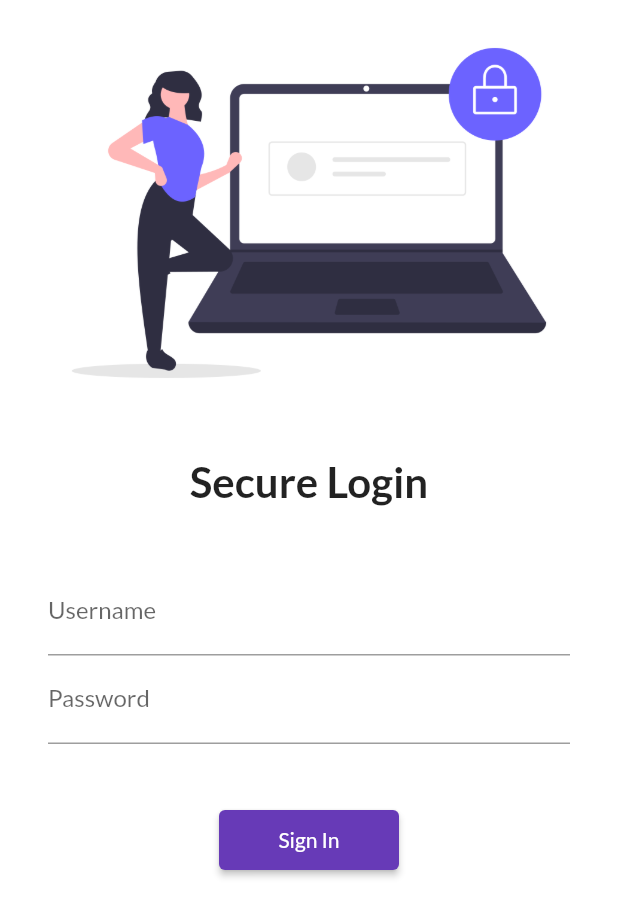
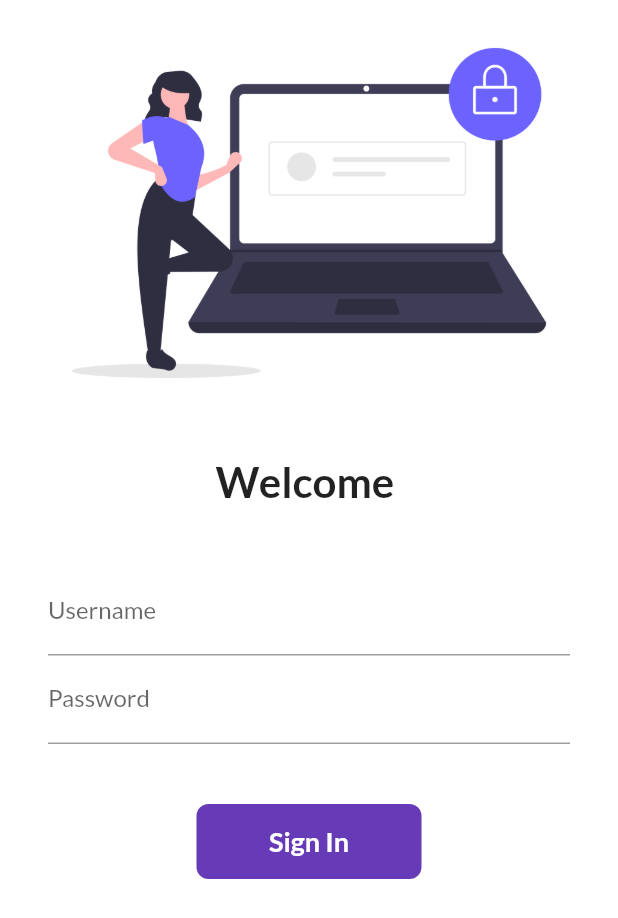
Before and after one commit to Nitikesh0922/30daysofflutter, a Flutter app: the screen it shows after launch, on a phone screen of 412 x 824 dp. Shown: the top 918 px of the screen. Run offline on Flutter 3.47's test engine with Material 2 defaults, Android fonts, the phone set to English and light mode, and no system bars; our stand-ins replace google_fonts.

Commit message:
day6 completed

```diff
--- a/lib/pages/login_page.dart
+++ b/lib/pages/login_page.dart
@@ -3,8 +3,16 @@
 import 'package:flutter/material.dart';
 import 'package:flutter_catalog/utils/routes.dart';
 
-class LoginPage extends StatelessWidget {
+class LoginPage extends StatefulWidget {
   const LoginPage({Key? key}) : super(key: key);
+
+  @override
+  State<LoginPage> createState() => _LoginPageState();
+}
+
+class _LoginPageState extends State<LoginPage> {
+  String name = "";
+  bool changeButton = false;
 
   @override
   Widget build(BuildContext context) {
@@ -21,7 +29,7 @@ class LoginPage extends StatelessWidget {
                 height: 20.0,
               ),
               Text(
-                "Secure Login",
+                "Welcome $name",
                 style: TextStyle(
                   fontSize: 28,
                   fontWeight: FontWeight.bold,
@@ -40,6 +48,10 @@ class LoginPage extends StatelessWidget {
                         hintText: "Enter Username",
                         labelText: "Username",
                       ),
+                      onChanged: (value) {
+                        name = value;
+                        setState(() {});
+                      },
                     ),
                     TextFormField(
                       obscureText: true,
@@ -51,13 +63,50 @@ class LoginPage extends StatelessWidget {
                     SizedBox(
                       height: 40.0,
                     ),
-                    ElevatedButton(
-                      child: Text("Sign In"),
-                      style: TextButton.styleFrom(minimumSize: Size(120, 40)),
-                      onPressed: () {
+                    InkWell(
+                      onTap: () async {
+                        setState(() {
+                          changeButton = true;
+                        });
+
+                        await Future.delayed(Duration(seconds: 1));
                         Navigator.pushNamed(context, MyRoutes.homeRoute);
                       },
-                    )
+                      child: AnimatedContainer(
+                        duration: Duration(seconds: 1),
+                        width: changeButton ? 50 : 150,
+                        height: 50,
+                        alignment: Alignment.center,
+                        child: changeButton
+                            ? Icon(
+                                Icons.done,
+                                color: Colors.white,
+                              )
+                            : Text(
+                                "Sign In",
+                                style: TextStyle(
+                                  color: Colors.white,
+                                  fontWeight: FontWeight.bold,
+                                  fontSize: 18,
+                                ),
+                              ),
+                        decoration: BoxDecoration(
+                          color: Colors.deepPurple,
+                          // shape: changeButton
+                          //     ? BoxShape.circle
+                          //     : BoxShape.rectangle,
+                          borderRadius:
+                              BorderRadius.circular(changeButton ? 50 : 8),
+                        ),
+                      ),
+                    ),
+                    // ElevatedButton(
+                    //   child: Text("Sign In"),
+                    //   style: TextButton.styleFrom(minimumSize: Size(120, 40)),
+                    //   onPressed: () {
+                    //     Navigator.pushNamed(context, MyRoutes.homeRoute);
+                    //   },
+                    // )
                   ],
                 ),
               )
```
